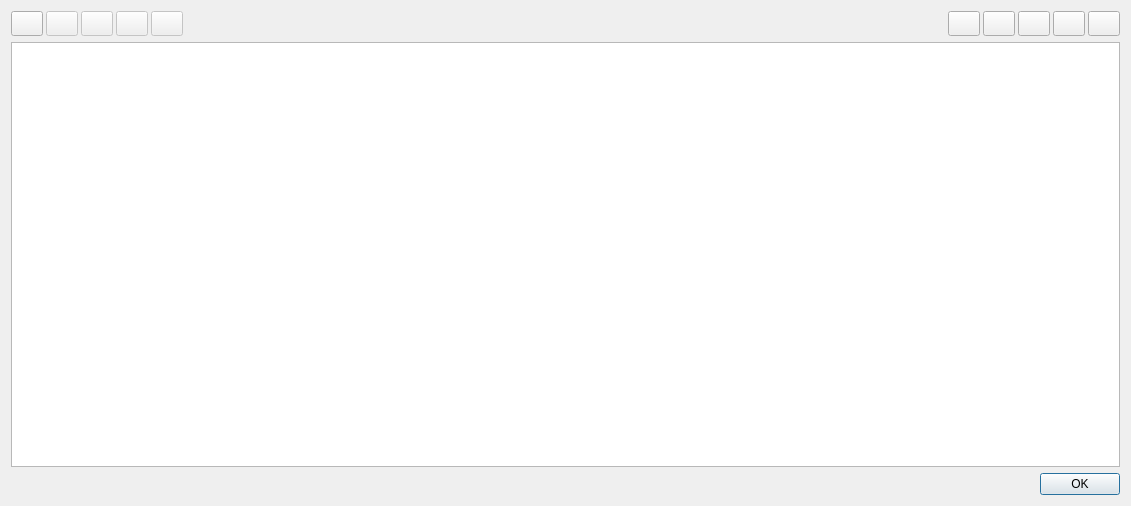
Above: gui/daq/dialog_spectra_templates.ui from usnistgov/qpx-gamma before the change. Below: the same form after it.
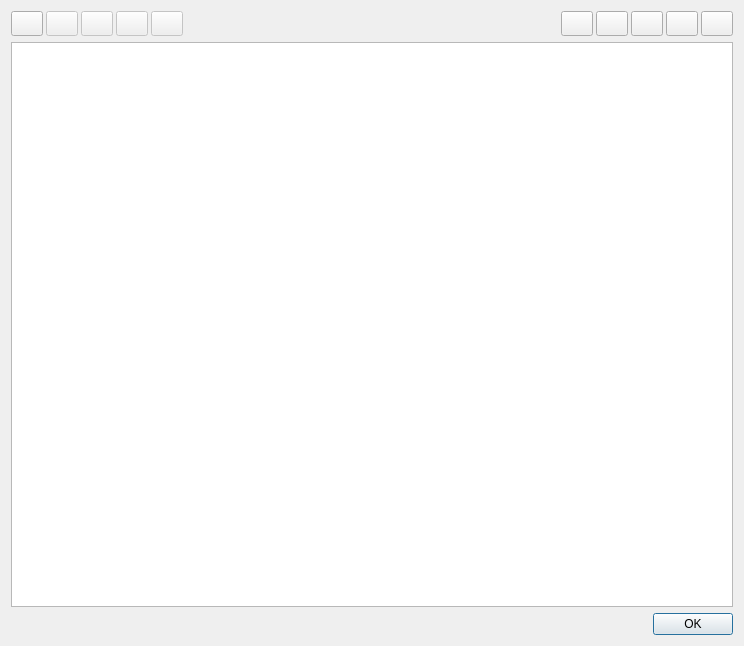
That is the form after the change. Icons and pictures are not drawn.

What changed in the file:
```diff
--- a/gui/daq/dialog_spectra_templates.ui
+++ b/gui/daq/dialog_spectra_templates.ui
@@ -9,8 +9,8 @@
    <rect>
     <x>0</x>
     <y>0</y>
-    <width>1131</width>
-    <height>506</height>
+    <width>744</width>
+    <height>646</height>
    </rect>
   </property>
   <property name="windowTitle">
```
